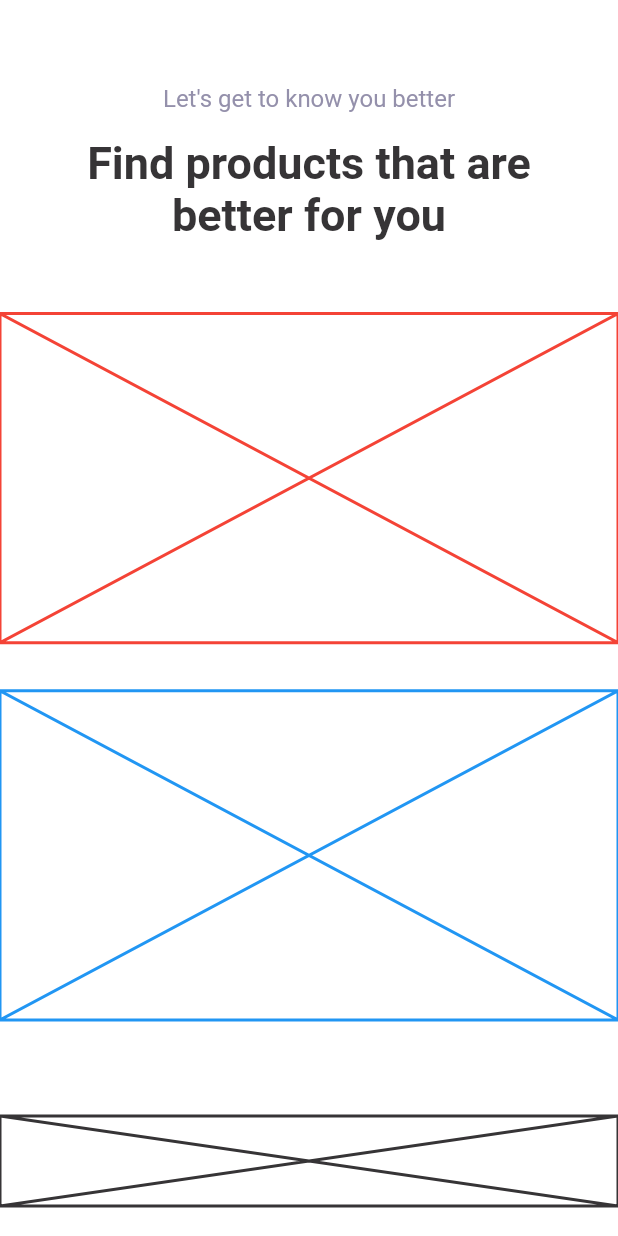
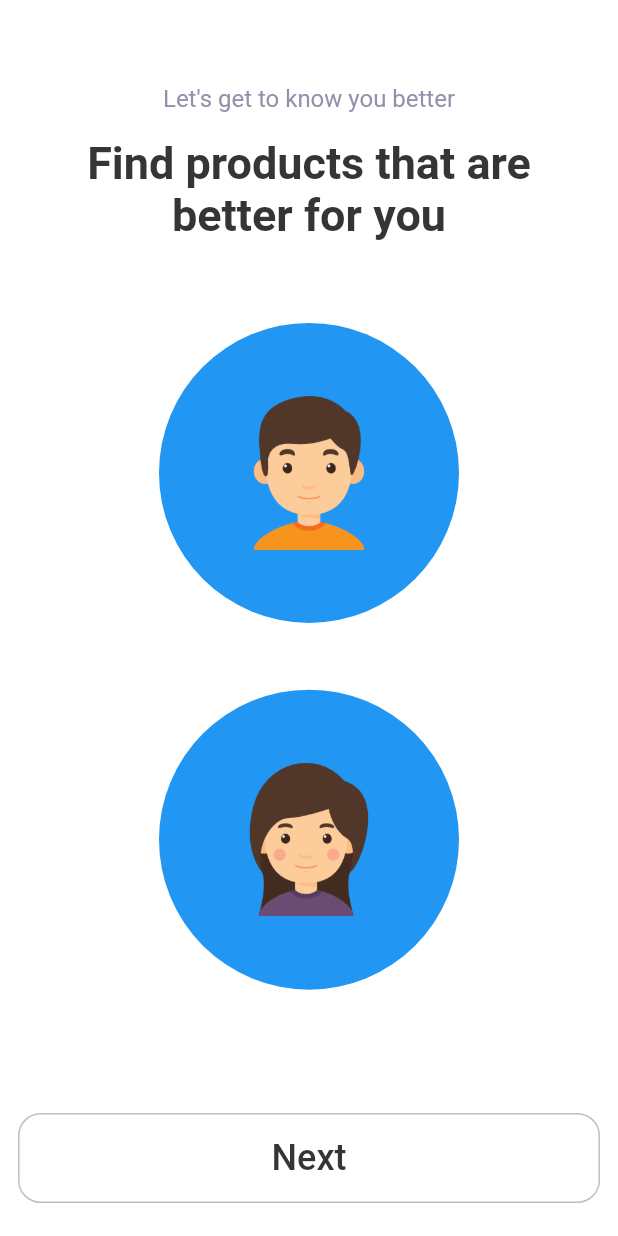
Before and after one commit to omzer/register-demo, a Flutter app: the screen it shows after launch, on a phone screen of 412 x 824 dp. Run offline on Flutter 3.47's test engine with Material 2 defaults, Android fonts, the phone set to English and light mode, and no system bars.

```diff
--- a/lib/pages/gender_page.dart
+++ b/lib/pages/gender_page.dart
@@ -1,10 +1,16 @@
 import 'package:flutter/material.dart';
+import 'package:register_demo/pages/hoppies_page.dart';
+import 'package:register_demo/static_data/gender_type.dart';
 import 'package:register_demo/static_data/static_colors.dart';
 import 'package:register_demo/static_data/static_font_styles.dart';
+import 'package:register_demo/static_data/static_methods.dart';
+import 'package:register_demo/ui_components/my_avatar.dart';
 
 class GenderPage extends StatelessWidget {
+  BuildContext context;
   @override
   Widget build(BuildContext context) {
+    this.context = context;
     return Scaffold(
       backgroundColor: MyColors.backgroundColor,
       appBar: _buildAppBar(),
@@ -25,12 +31,17 @@ class GenderPage extends StatelessWidget {
         _buildSubtitle(),
         _buildTitle(),
         SizedBox(height: 32),
-        Expanded(child: Placeholder(color: Colors.red)),
+        Expanded(
+          child: Hero(
+            tag: 'boy',
+            child: MyAvatar(),
+          ),
+        ),
         SizedBox(height: 32),
-        Expanded(child: Placeholder(color: Colors.blue)),
+        Expanded(child: MyAvatar(type: GenderType.girl)),
         SizedBox(height: 64),
-        Placeholder(fallbackHeight: 60, color: MyColors.titleFontColor),
-        SizedBox(height: 20),
+        _buildNextButton(),
+        SizedBox(height: 10),
       ],
     );
   }
@@ -52,4 +63,25 @@ class GenderPage extends StatelessWidget {
       ),
     );
   }
+
+  Widget _buildNextButton() {
+    return Container(
+      width: double.infinity,
+      height: 60,
+      margin: EdgeInsets.all(12),
+      decoration: BoxDecoration(
+        borderRadius: BorderRadius.circular(15),
+        border: Border.all(
+          color: Colors.black.withOpacity(.25),
+        ),
+      ),
+      child: FlatButton(
+        onPressed: next,
+        child: Text('Next', style: MyFontStyles.nextStyle),
+        splashColor: MyColors.btnSplash,
+      ),
+    );
+  }
+
+  void next() => StaticMethods.goTo(context, HoppiesPage());
 }
--- /dev/null
+++ b/lib/pages/hoppies_page.dart
@@ -0,0 +1,10 @@
+import 'package:flutter/material.dart';
+
+class HoppiesPage extends StatelessWidget {
+  @override
+  Widget build(BuildContext context) {
+    return Scaffold(
+
+    );
+  }
+}
--- /dev/null
+++ b/lib/static_data/gender_type.dart
@@ -0,0 +1 @@
+enum GenderType { boy, girl }
--- a/lib/static_data/static_colors.dart
+++ b/lib/static_data/static_colors.dart
@@ -4,5 +4,7 @@ class MyColors {
   static final Color backgroundColor = Colors.white;
   static final Color subtitleFontColor = Color(0xff9490AB);
   static final Color titleFontColor = Color(0xff363436);
-
+  static final Color boyBackgroundColor = Color(0xff7C81FF);
+  static final Color girlBackgroundColor = Color(0xff9D71FF);
+  static final Color btnSplash = Colors.blue.withOpacity(.35);
 }
--- a/lib/static_data/static_font_styles.dart
+++ b/lib/static_data/static_font_styles.dart
@@ -11,4 +11,8 @@ class MyFontStyles {
     fontSize: 30,
     fontWeight: FontWeight.bold,
   );
+  static final TextStyle nextStyle = TextStyle(
+    color: MyColors.titleFontColor,
+    fontSize: 24,
+  );
 }
--- /dev/null
+++ b/lib/static_data/static_methods.dart
@@ -0,0 +1,8 @@
+import 'package:flutter/material.dart';
+
+class StaticMethods {
+  static void goTo(context, to) {
+    var route = MaterialPageRoute(builder: (_) => to);
+    Navigator.push(context, route);
+  }
+}
--- a/lib/ui_components/my_avatar.dart
+++ b/lib/ui_components/my_avatar.dart
@@ -1,13 +1,58 @@
 import 'package:flutter/material.dart';
+import 'package:register_demo/static_data/gender_type.dart';
 
 class MyAvatar extends StatefulWidget {
+  final GenderType type;
+
+  MyAvatar({
+    this.type = GenderType.boy,
+  });
+
   @override
   _MyAvatarState createState() => _MyAvatarState();
 }
 
 class _MyAvatarState extends State<MyAvatar> {
+  double size = 200;
+  int duration = 200;
+  Color color = Colors.blue;
+  Curve curve = Curves.fastLinearToSlowEaseIn;
   @override
   Widget build(BuildContext context) {
-    return Container();
+    return AnimatedContainer(
+      curve: curve,
+      duration: Duration(milliseconds: duration),
+      width: size,
+      height: size,
+      child: CircleAvatar(
+        radius: double.infinity,
+        backgroundColor: color,
+        child: InkWell(
+          onTap: _onClick,
+          child: Image.asset(
+            'lib/imgs/${widget.type == GenderType.boy ? 'boy' : 'girl'}.png',
+            scale: 2.5,
+          ),
+        ),
+      ),
+    );
+  }
+
+  void _onClick() async {
+    // First animation
+    size = 80;
+    duration = 250;
+    color = Colors.yellow;
+    curve = Curves.fastLinearToSlowEaseIn;
+    setState(() {});
+    await Future.delayed(
+      Duration(milliseconds: 270),
+    );
+    // Second animation
+    curve = Curves.easeInCirc;
+    duration = 180;
+    size = 200;
+    color = Colors.amber;
+    setState(() {});
   }
 }
--- a/pubspec.yaml
+++ b/pubspec.yaml
@@ -41,9 +41,9 @@ flutter:
   uses-material-design: true
 
   # To add assets to your application, add an assets section, like this:
-  # assets:
-  #  - images/a_dot_burr.jpeg
-  #  - images/a_dot_ham.jpeg
+  assets:
+   - lib/imgs/boy.png
+   - lib/imgs/girl.png
 
   # An image asset can refer to one or more resolution-specific "variants", see
   # https://flutter.dev/assets-and-images/#resolution-aware.
```
Also changed, not shown: lib/imgs/boy.png (added), lib/imgs/girl.png (added), 2 other files.
